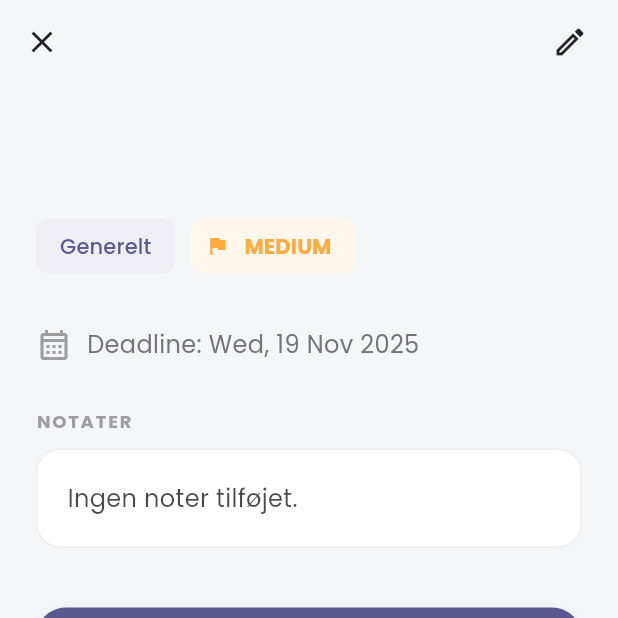
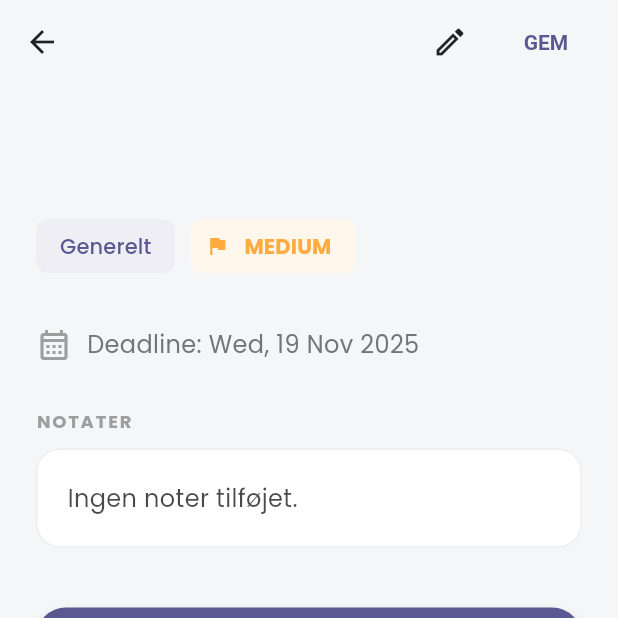
Before and after one commit to Zpolonius/gendo, a Flutter app: the TaskDetailScreen screen opened directly with empty values, on a phone screen of 412 x 824 dp, the top half of it. Run offline on Flutter 3.47's test engine with Material 3 defaults, Android fonts, the light colour scheme and no system bars; our stand-ins replace google_fonts.

Commit message:
added save button logic

```diff
--- a/lib/main.dart
+++ b/lib/main.dart
@@ -41,7 +41,6 @@ class GenDoApp extends StatelessWidget {
           surface: Colors.white,
         ),
         scaffoldBackgroundColor: const Color(0xFFF4F6F8),
-        // cardTheme fjernet for at undgå type-konflikt
         appBarTheme: const AppBarTheme(
           backgroundColor: Colors.transparent,
           elevation: 0.0,
@@ -61,7 +60,6 @@ class GenDoApp extends StatelessWidget {
           surface: const Color(0xFF1E1E2C),
         ),
         scaffoldBackgroundColor: const Color(0xFF121212),
-        // cardTheme fjernet for at undgå type-konflikt
         appBarTheme: const AppBarTheme(
           backgroundColor: Colors.transparent,
           elevation: 0.0,
@@ -94,7 +92,6 @@ class MainScreen extends StatefulWidget {
 class _MainScreenState extends State<MainScreen> {
   int _currentIndex = 1;
 
-  // Metode til at skifte fane, som vi sender ned til child widgets
   void _switchTab(int index) {
     setState(() {
       _currentIndex = index;
@@ -107,7 +104,6 @@ class _MainScreenState extends State<MainScreen> {
     final isDark = vm.isDarkMode;
     final theme = Theme.of(context);
 
-    // Vi opretter skærmene i build metoden for at kunne sende _switchTab med
     final List<Widget> screens = [
       const PomodoroScreen(),
       const GenUiCenterScreen(),
@@ -156,7 +152,9 @@ class _MainScreenState extends State<MainScreen> {
   }
 }
 
-// --- WIDGET: KATEGORI SELECTOR (CHIPS) ---
+// ... (Resten af koden er uændret: _CategorySelector, _DateSelector, PomodoroScreen, _TimeChip, GenUiCenterScreen, TodoListScreen, _TaskCard) ...
+// Jeg inkluderer de nødvendige widgets herunder for at filen er komplet og kører korrekt.
+
 class _CategorySelector extends StatefulWidget {
   final String initialCategory;
   final Function(String) onChanged;
@@ -182,7 +180,6 @@ class _CategorySelectorState extends State<_CategorySelector> {
     final theme = Theme.of(context);
     final isDark = Theme.of(context).brightness == Brightness.dark;
 
-    // Sørg for at vi har den valgte kategori, selv hvis den er slettet (fallback)
     if (!vm.categories.contains(_selectedCategory) && vm.categories.isNotEmpty) {
        _selectedCategory = vm.categories.first;
     }
@@ -214,7 +211,6 @@ class _CategorySelectorState extends State<_CategorySelector> {
                     widget.onChanged(category);
                   }
                 },
-                // Styling for et lækkert look
                 selectedColor: theme.colorScheme.primary,
                 backgroundColor: isDark ? Colors.white10 : Colors.grey[100],
                 labelStyle: TextStyle(
@@ -227,10 +223,9 @@ class _CategorySelectorState extends State<_CategorySelector> {
                     color: isSelected ? Colors.transparent : (isDark ? Colors.white24 : Colors.grey[300]!),
                   ),
                 ),
-                showCheckmark: false, // Renere look uden flueben
+                showCheckmark: false,
               );
             }),
-            // "Tilføj Ny" knap
             ActionChip(
               label: const Icon(Icons.add, size: 18),
               onPressed: () => _showAddCategoryDialog(context, vm),
@@ -276,7 +271,6 @@ class _CategorySelectorState extends State<_CategorySelector> {
   }
 }
 
-// --- WIDGET: DATE SELECTOR HELPER ---
 class _DateSelector extends StatelessWidget {
   final DateTime? selectedDate;
   final Function(DateTime?) onDateChanged;
@@ -354,7 +348,6 @@ class _DateSelector extends StatelessWidget {
   }
 }
 
-// --- POMODORO SCREEN ---
 class PomodoroScreen extends StatefulWidget {
   const PomodoroScreen({super.key});
   @override
@@ -800,7 +793,6 @@ class TodoListScreen extends StatelessWidget {
                     onChanged: (val) => selectedCategory = val,
                   ),
                   const SizedBox(height: 15),
-                  // DATO VÆLGER I OPRET
                   _DateSelector(
                     selectedDate: selectedDate,
                     onDateChanged: (date) => setState(() => selectedDate = date),
@@ -822,7 +814,7 @@ class TodoListScreen extends StatelessWidget {
                     titleController.text,
                     category: selectedCategory,
                     description: descController.text,
-                    dueDate: selectedDate, // Sender datoen med
+                    dueDate: selectedDate,
                   );
                   Navigator.pop(context);
                 }
@@ -979,7 +971,6 @@ class _TaskDetailScreenState extends State<TaskDetailScreen> {
                     onChanged: (val) => selectedCategory = val,
                   ),
                   const SizedBox(height: 15),
-                  // DATO VÆLGER I EDIT
                   _DateSelector(
                     selectedDate: selectedDate,
                     onDateChanged: (date) => setState(() => selectedDate = date),
@@ -1037,13 +1028,26 @@ class _TaskDetailScreenState extends State<TaskDetailScreen> {
     return Scaffold(
       backgroundColor: theme.scaffoldBackgroundColor,
       appBar: AppBar(
-        leading: IconButton(icon: const Icon(Icons.close), onPressed: () => Navigator.pop(context)),
+        // Ændret fra 'close' til 'arrow_back' for at give bedre navigationsfølelse
+        leading: IconButton(icon: const Icon(Icons.arrow_back), onPressed: () => Navigator.pop(context)),
         actions: [
           IconButton(
             icon: const Icon(Icons.edit_outlined),
             onPressed: () => _showEditDialog(context, vm, task)
           ),
           const SizedBox(width: 8),
+          // TILFØJET GEM KNAP
+          Padding(
+            padding: const EdgeInsets.only(right: 16.0),
+            child: TextButton(
+              onPressed: () => Navigator.pop(context),
+              style: TextButton.styleFrom(
+                foregroundColor: theme.colorScheme.primary,
+                textStyle: const TextStyle(fontWeight: FontWeight.bold),
+              ),
+              child: const Text("GEM"),
+            ),
+          )
         ],
       ),
       body: SafeArea(
```
